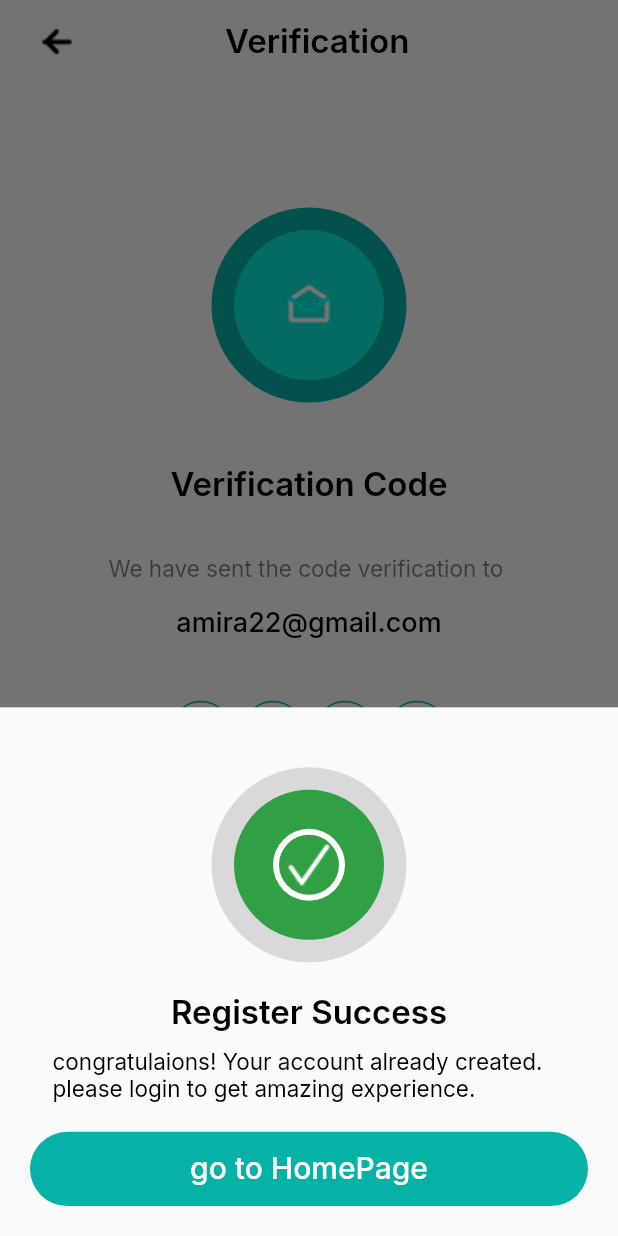
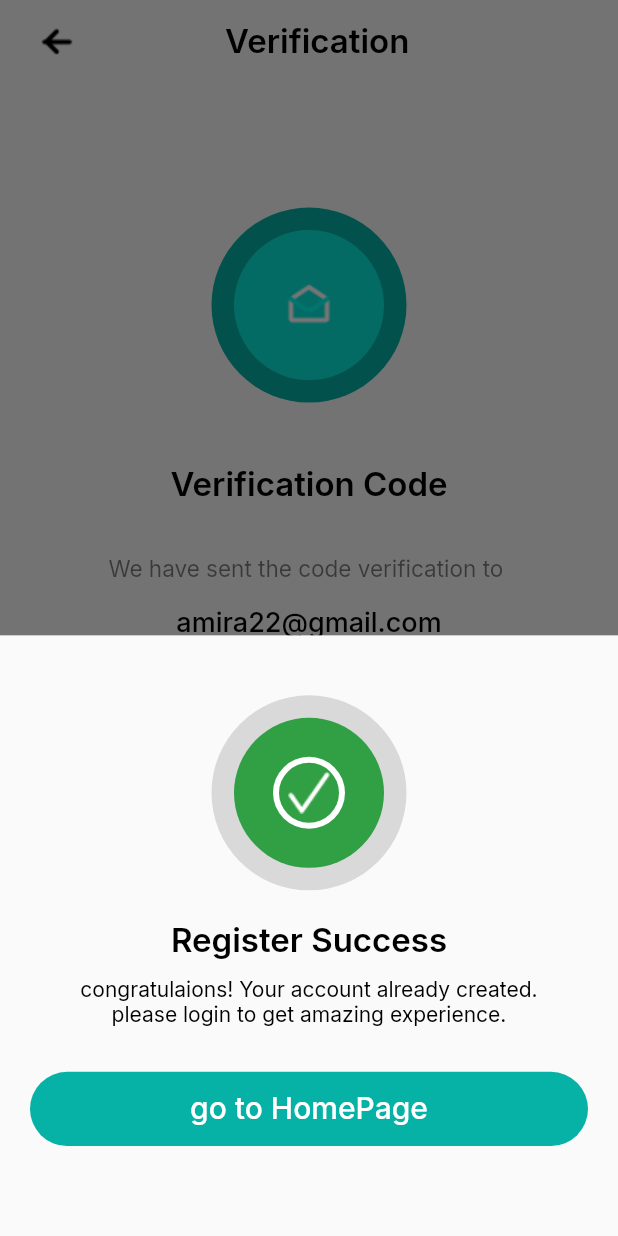
Before and after one commit to MahmoudAbuelazm/HotelResevationapp, a Flutter app: the vereficationscreen screen opened directly, after a tap on "Submit", on a phone screen of 412 x 824 dp. Run offline on Flutter 3.47's test engine with Material 2 defaults, Android fonts, the phone set to English and light mode, and no system bars; drawn by our look-alikes of pinput; our stand-ins replace easy_splash_screen, google_fonts, shared_preferences; accounts and stored records are empty.

Commit message:
revision for m screens

```diff
--- a/lib/screen/createaccountscreen.dart
+++ b/lib/screen/createaccountscreen.dart
@@ -18,7 +18,7 @@
           crossAxisAlignment: CrossAxisAlignment.start,
           children: [
             SizedBox(
-              height: height * 0.05,
+              height: height * 0.08,
             ),
             Text(
               "Create Account",
@@ -216,8 +216,9 @@
             ),
             GestureDetector(
               child: Container(
-                  child:
-                      Row(mainAxisAlignment: MainAxisAlignment.center, children: [
+                  child: Row(
+                      mainAxisAlignment: MainAxisAlignment.center,
+                      children: [
                         Image.asset(
                           "images/google.png",
                           height: 20,
@@ -244,8 +245,9 @@
             ),
             GestureDetector(
               child: Container(
-                  child:
-                      Row(mainAxisAlignment: MainAxisAlignment.center, children: [
+                  child: Row(
+                      mainAxisAlignment: MainAxisAlignment.center,
+                      children: [
                         Image.asset(
                           "images/facebook.png",
                           height: 25,
--- a/lib/screen/loginscreen.dart
+++ b/lib/screen/loginscreen.dart
@@ -26,7 +26,7 @@
             ),
           ),
           SizedBox(
-            height: 5,
+            height: 15,
           ),
           Text(
             "Please login with registered account",
@@ -36,7 +36,7 @@
             ),
           ),
           SizedBox(
-            height: 40,
+            height: height * 0.03,
           ),
           Text(
             "Email or Phone Number",
--- a/lib/screen/vereficationscreen.dart
+++ b/lib/screen/vereficationscreen.dart
@@ -191,16 +191,26 @@
               )),
           const SizedBox(height: 10),
           Padding(
-            padding: const EdgeInsets.symmetric(horizontal: 35),
+            padding: const EdgeInsets.symmetric(horizontal: 18),
             child: Text(
-              "congratulaions! Your account already created. please login to get amazing experience.",
+              "congratulaions! Your account already created.",
               style: GoogleFonts.inter(
-                fontSize: 15,
+                fontSize: 14,
                 color: Colors.black,
               ),
             ),
           ),
-          const SizedBox(height: 20),
+          Padding(
+            padding: const EdgeInsets.symmetric(horizontal: 18),
+            child: Text(
+              "please login to get amazing experience.",
+              style: GoogleFonts.inter(
+                fontSize: 14,
+                color: Colors.black,
+              ),
+            ),
+          ),
+          const SizedBox(height: 30),
           GestureDetector(
             onTap: () => _openModalSheet(context),
             child: Padding(
@@ -221,7 +231,7 @@
               ),
             ),
           ),
-          const SizedBox(height: 20),
+          const SizedBox(height: 60),
         ],
       );
     },
```
Lines whose indentation alone changed are shown as unchanged.
